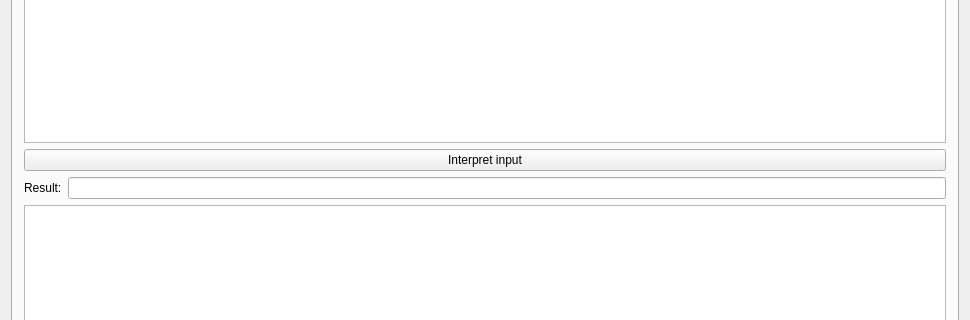
The window that r_simpleinterpreter.ui (NeverKnewTheName/R_SimpleInterpreter) describes before a commit, drawn with Qt 5; both pictures show x 0 to 970 and y 166 to 486 of the 970 by 660 pixel window.
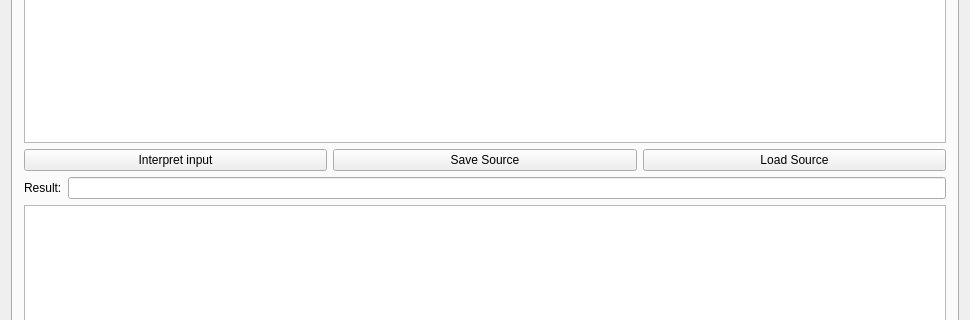
The same window after the commit. The open tabs and pages were chosen to show the change.

Commit message: added save and load source code to UI

```diff
--- a/r_simpleinterpreter.ui
+++ b/r_simpleinterpreter.ui
@@ -41,7 +41,7 @@
          <widget class="QPlainTextEdit" name="plainTextEdit"/>
         </item>
         <item>
-         <layout class="QVBoxLayout" name="verticalLayout">
+         <layout class="QHBoxLayout" name="horizontalLayout_4">
           <item>
            <widget class="QPushButton" name="pushButton">
             <property name="text">
@@ -49,6 +49,20 @@
             </property>
            </widget>
           </item>
+          <item>
+           <widget class="QPushButton" name="SaveSourceBtn">
+            <property name="text">
+             <string>Save Source</string>
+            </property>
+           </widget>
+          </item>
+          <item>
+           <widget class="QPushButton" name="LoadSourceBtn">
+            <property name="text">
+             <string>Load Source</string>
+            </property>
+           </widget>
+          </item>
          </layout>
         </item>
         <item>
```
Left out of the diff: 2 changed lines with no effect on the pictures. The commit also changes 3 other files.
